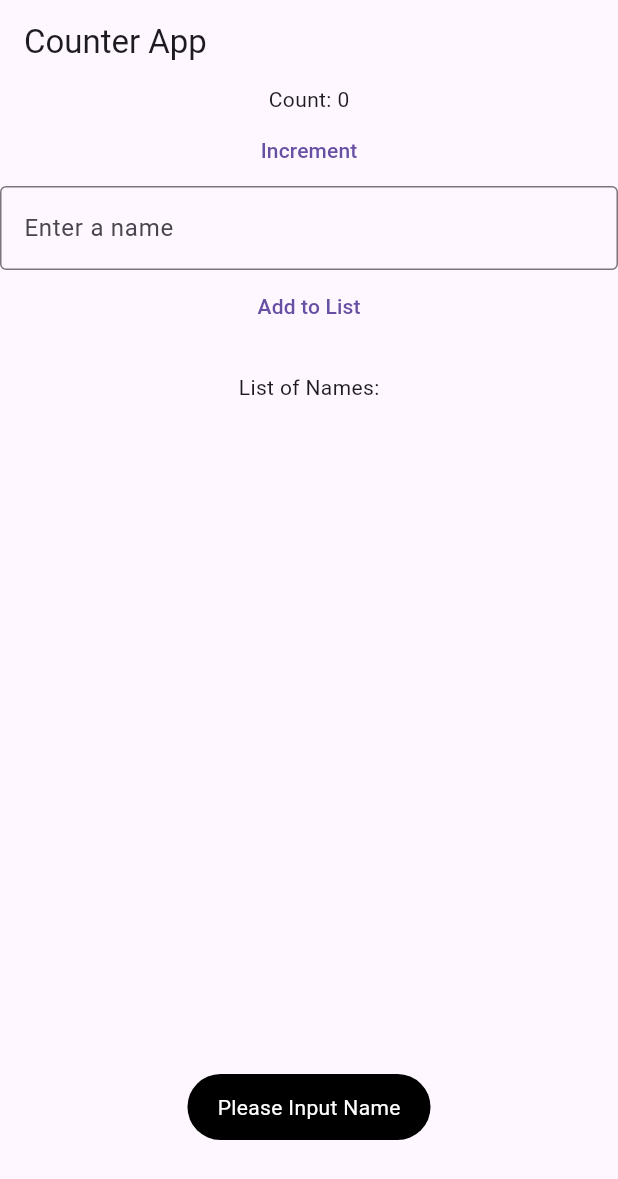
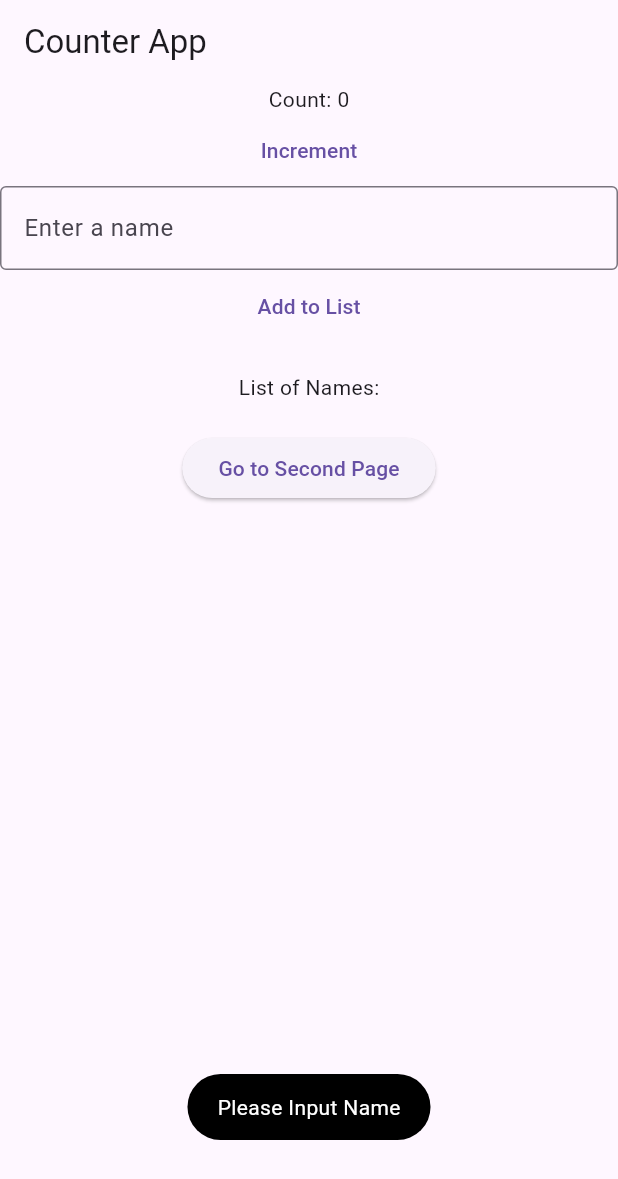
Before and after one commit to ignatiusdillwyn/flutter, a Flutter app: the screen it shows after launch, after a tap on "Add to List", on a phone screen of 412 x 824 dp. Shown: the top 1179 px of the screen. Run offline on Flutter 3.47's test engine with Material 3 defaults, Android fonts, the phone set to English and light mode, and no system bars; our stand-ins replace fluttertoast.

```diff
--- a/lib/main.dart
+++ b/lib/main.dart
@@ -1,8 +1,18 @@
 import 'package:flutter/material.dart';
 import 'package:fluttertoast/fluttertoast.dart';
+import 'secondPage.dart';
 
 void main() {
-  runApp(MainApp());
+  runApp(MyApp()); // MyApp mengandung MaterialApp
+}
+
+class MyApp extends StatelessWidget {
+  @override
+  Widget build(BuildContext context) {
+    return MaterialApp(
+      home: MainApp(), // Home adalah MainApp
+    );
+  }
 }
 
 class MainApp extends StatefulWidget {
@@ -12,14 +22,12 @@ class MainApp extends StatefulWidget {
 
 class _MainAppState extends State<MainApp> {
   int count = 0;
-  List<dynamic> listNama = []; // List untuk menyimpan nama
-  TextEditingController textController =
-      TextEditingController(); // Controller untuk TextField
+  List<dynamic> listNama = [];
+  TextEditingController textController = TextEditingController();
 
   @override
   Widget build(BuildContext context) {
-    return MaterialApp(
-      home: Scaffold(
+    return Scaffold(
       appBar: AppBar(title: Text('Counter App')),
       body: SafeArea(
         child: SingleChildScrollView(
@@ -36,8 +44,7 @@ class _MainAppState extends State<MainApp> {
                 child: Text('Increment'),
               ),
               TextField(
-                  controller:
-                      textController, // Hubungkan controller ke TextField
+                controller: textController,
                 decoration: InputDecoration(
                   border: OutlineInputBorder(),
                   hintText: 'Enter a name',
@@ -47,13 +54,9 @@ class _MainAppState extends State<MainApp> {
                 onPressed: () {
                   setState(() {
                     if (textController.text.isNotEmpty) {
-                        listNama.add(
-                          textController.text,
-                        ); // Tambahkan teks ke list
-                        textController
-                            .clear(); // Kosongkan TextField setelah menambahkan
+                      listNama.add(textController.text);
+                      textController.clear();
                     } else {
-                        print('INPUT NAME WOI');
                       Fluttertoast.showToast(
                         msg: "Please Input Name",
                         toastLength: Toast.LENGTH_SHORT,
@@ -69,9 +72,19 @@ class _MainAppState extends State<MainApp> {
               SizedBox(height: 20),
               Text('List of Names:'),
               for (int i = 0; i < listNama.length; i++)
-                  Text('${i + 1}. ${listNama[i]}'), // Tampilkan dengan nomor
+                Text('${i + 1}. ${listNama[i]}'),
+              SizedBox(height: 20),
+              ElevatedButton(
+                onPressed: () {
+                  // Navigator bisa digunakan karena context sekarang berada dalam MaterialApp
+                  Navigator.push(
+                    context,
+                    MaterialPageRoute(builder: (context) => SecondPage()),
+                  );
+                },
+                child: Text('Go to Second Page'),
+              ),
             ],
-            ),
           ),
         ),
       ),
```
Also changed, not shown: lib/secondPage.dart (added, +32 -0 lines). Lines whose indentation alone changed are shown as unchanged.
